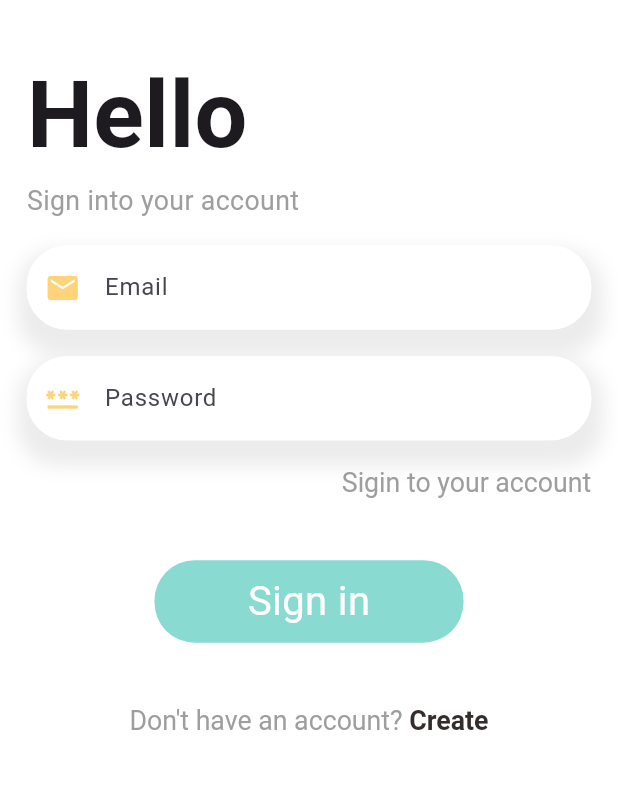
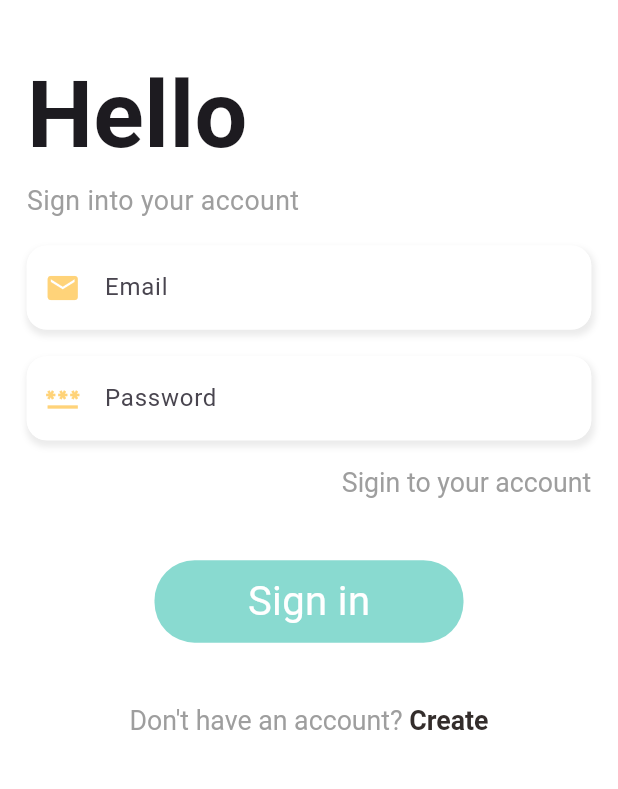
Before and after one commit to Kumail-Raza-Bangash/food_delivery, a Flutter app: the screen it shows after launch, on a phone screen of 412 x 824 dp, the part 323-1112 px from its top. Run offline on Flutter 3.47's test engine with Material 3 defaults, Android fonts, the phone set to English and light mode, and no system bars; our stand-ins replace dots_indicator, get, shared_preferences.

```diff
--- a/lib/pages/auth/sign_in_page.dart
+++ b/lib/pages/auth/sign_in_page.dart
@@ -79,6 +79,7 @@ class SignInPage extends StatelessWidget {
               textController: passwordController,
               hintText: "Password",
               icon: Icons.password_sharp,
+              isObsecure: true,
             ),
 
             SizedBox(height: Dimensions.height20,),
--- a/lib/pages/auth/sign_up_page.dart
+++ b/lib/pages/auth/sign_up_page.dart
@@ -105,6 +105,7 @@ class SignUpPage extends StatelessWidget {
                 textController: passwordController,
                 hintText: "Password",
                 icon: Icons.password_sharp,
+                isObsecure: true,
               ),
 
               SizedBox(height: Dimensions.height20,),
--- a/lib/widgets/app_text_field.dart
+++ b/lib/widgets/app_text_field.dart
@@ -6,12 +6,14 @@ class AppTextField extends StatelessWidget {
   final TextEditingController textController;
   final String hintText;
   final IconData icon;
+  bool isObsecure;
 
-  const AppTextField({
+  AppTextField({
     super.key,
     required this.textController,
     required this.hintText,
     required this.icon,
+    this.isObsecure = false,
     });
 
   @override
@@ -20,17 +22,18 @@ class AppTextField extends StatelessWidget {
             margin: EdgeInsets.only(left: Dimensions.width20, right: Dimensions.width20,),
             decoration: BoxDecoration(
               color: Colors.white,
-              borderRadius: BorderRadius.circular(Dimensions.radius30),
+              borderRadius: BorderRadius.circular(Dimensions.radius15),
               boxShadow: [
                 BoxShadow(
-                blurRadius: 10,
-                spreadRadius: 7,
-                offset: const Offset(1, 10),
+                blurRadius: 3,
+                spreadRadius: 1,
+                offset: const Offset(1, 3),
                 color: Colors.grey.withOpacity(0.2),
               ),
               ]
             ),
             child: TextField(
+              obscureText: isObsecure ? true : false,
               controller: textController,
               decoration: InputDecoration(
 
@@ -39,7 +42,7 @@ class AppTextField extends StatelessWidget {
                 prefixIcon: Icon(icon, color: AppColors.yellowColor,),
 
                 focusedBorder: OutlineInputBorder(
-                  borderRadius: BorderRadius.circular(Dimensions.radius30),
+                  borderRadius: BorderRadius.circular(Dimensions.radius15),
                   borderSide: const BorderSide(
                     width: 1.0,
                     color: Colors.white,
@@ -47,7 +50,7 @@ class AppTextField extends StatelessWidget {
                 ),
 
                 enabledBorder: OutlineInputBorder(
-                  borderRadius: BorderRadius.circular(Dimensions.radius30),
+                  borderRadius: BorderRadius.circular(Dimensions.radius15),
                   borderSide: const BorderSide(
                     width: 1.0,
                     color: Colors.white,
@@ -55,7 +58,7 @@ class AppTextField extends StatelessWidget {
                 ),
 
                 border:  OutlineInputBorder(
-                  borderRadius: BorderRadius.circular(Dimensions.radius30),
+                  borderRadius: BorderRadius.circular(Dimensions.radius15),
                 ),
 
                ),
```
